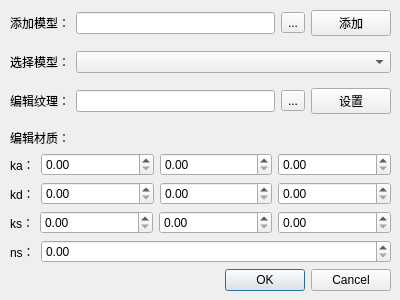
First picture: the form in src/UI/model/modelsettings.ui, repository lan-hx/gldemo, before the edit.
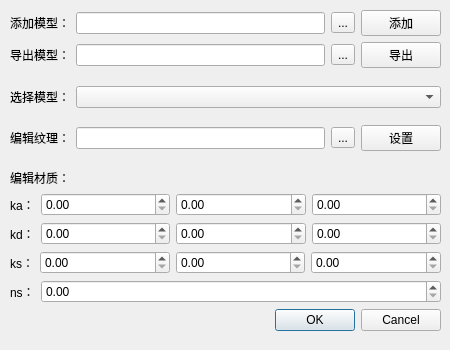
Second picture: the form after the edit.

Commit message: save model impl

```diff
--- a/src/UI/model/modelsettings.ui
+++ b/src/UI/model/modelsettings.ui
@@ -6,8 +6,8 @@
    <rect>
     <x>0</x>
     <y>0</y>
-    <width>400</width>
-    <height>300</height>
+    <width>450</width>
+    <height>350</height>
    </rect>
   </property>
   <property name="sizePolicy">
@@ -24,8 +24,8 @@
     <rect>
      <x>10</x>
      <y>10</y>
-     <width>381</width>
-     <height>281</height>
+     <width>431</width>
+     <height>321</height>
     </rect>
    </property>
    <layout class="QVBoxLayout" name="verticalLayout">
@@ -76,6 +76,47 @@
       </item>
      </layout>
     </item>
+    <item>
+     <layout class="QHBoxLayout" name="horizontalLayout_15">
+      <item>
+       <widget class="QLabel" name="save_label">
+        <property name="sizePolicy">
+         <sizepolicy hsizetype="Preferred" vsizetype="Fixed">
+          <horstretch>0</horstretch>
+          <verstretch>0</verstretch>
+         </sizepolicy>
+        </property>
+        <property name="text">
+         <string>导出模型：</string>
+        </property>
+       </widget>
+      </item>
+      <item>
+       <widget class="QLineEdit" name="save_path">
+        <property name="sizePolicy">
+         <sizepolicy hsizetype="Expanding" vsizetype="Fixed">
+          <horstretch>0</horstretch>
+          <verstretch>0</verstretch>
+         </sizepolicy>
+        </property>
+       </widget>
+      </item>
+      <item>
+       <widget class="QToolButton" name="save_model_select">
+        <property name="text">
+         <string>...</string>
+        </property>
+       </widget>
+      </item>
+      <item>
+       <widget class="QPushButton" name="save_button">
+        <property name="text">
+         <string>导出</string>
+        </property>
+       </widget>
+      </item>
+     </layout>
+    </item>
     <item>
      <spacer name="verticalSpacer">
       <property name="orientation">
```
The commit also changes 3 other files.
